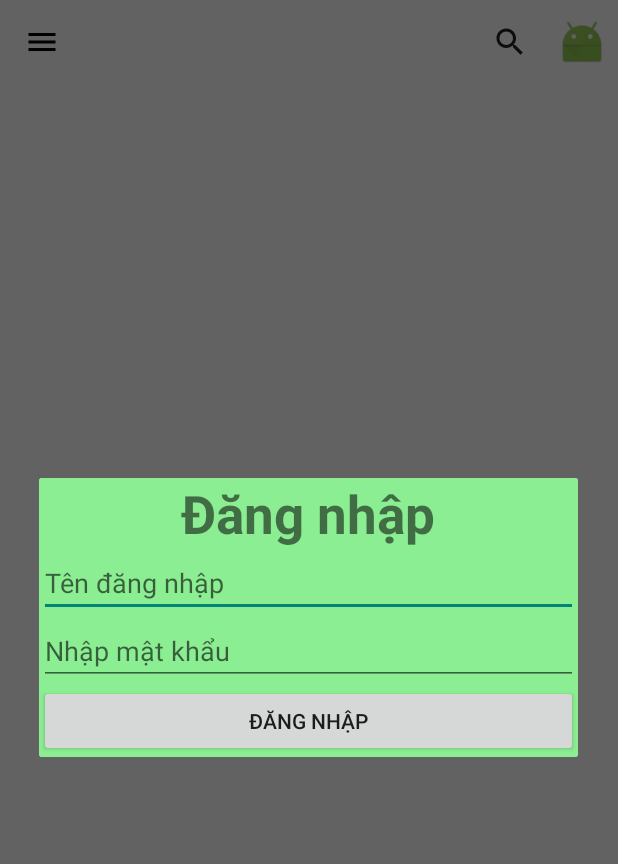
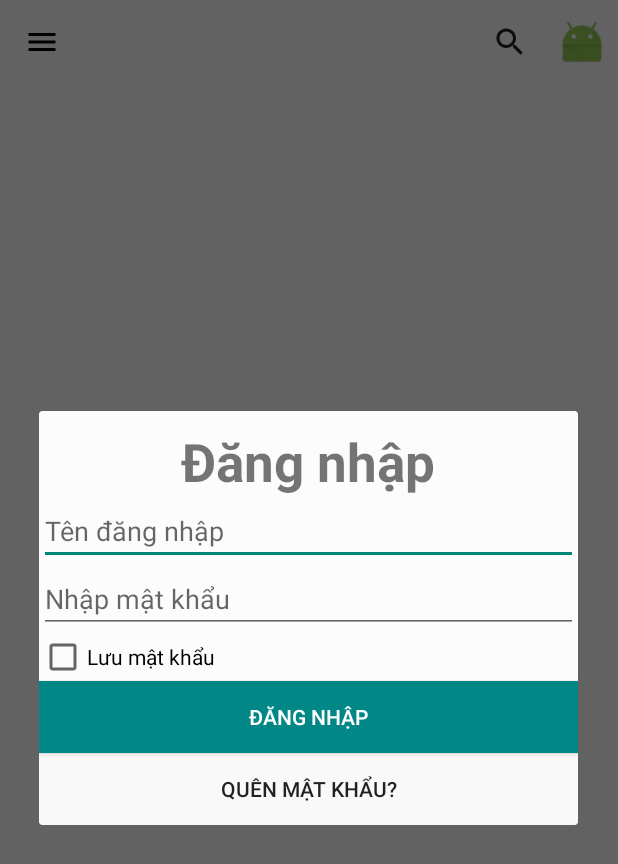
Before and after one commit to DucSine/COTS, an Android app: the screen it shows after launch (MainActivity), after a tap on "avatar", on a phone screen of 412 x 824 dp. Shown: the top 864 px of the screen. Run offline under Robolectric (Android 15) with nearby library versions, the phone set to English and light mode, and no system bars; our stand-ins replace Volley; 2 other taps on this screen came first.

Commit message:
Chỉnh login

```diff
--- a/app/src/main/res/layout/dialog_login.xml
+++ b/app/src/main/res/layout/dialog_login.xml
@@ -1,9 +1,11 @@
 <?xml version="1.0" encoding="utf-8"?>
 <LinearLayout xmlns:android="http://schemas.android.com/apk/res/android"
+    xmlns:app="http://schemas.android.com/apk/res-auto"
     android:layout_width="match_parent"
     android:layout_height="match_parent"
-    android:background="#8CEE93"
-    android:orientation="vertical">
+    android:background="@color/cardview_shadow_end_color"
+    android:orientation="vertical"
+    >
 
     <LinearLayout
         android:layout_width="match_parent"
@@ -16,6 +18,7 @@
             android:layout_height="wrap_content"
             android:text="@string/txt_dialog_title"
             android:textAlignment="center"
+            android:layout_marginTop="10dp"
             android:textSize="16pt"
             android:textStyle="bold" />
 
@@ -28,6 +31,8 @@
         android:autofillHints=""
         android:ems="10"
         android:hint="@string/hint_edt_dialog_username"
+        android:textColor="@color/teal_700"
+
         android:inputType="textPersonName" />
 
     <EditText
@@ -36,13 +41,30 @@
         android:layout_height="wrap_content"
         android:autofillHints=""
         android:ems="10"
+        android:textColor="@color/teal_700"
         android:hint="@string/hint_edt_dialog_password"
         android:inputType="textPassword" />
+
+    <CheckBox
+            android:id="@+id/cb_dialog_savepassword"
+            android:layout_width="match_parent"
+            android:layout_height="wrap_content"
+            android:text="Lưu mật khẩu" />
+
 
     <Button
         android:id="@+id/btn_dialog_login"
         android:layout_width="match_parent"
         android:layout_height="wrap_content"
+        android:textColor="@color/white"
+        android:background="@color/teal_700"
         android:text="@string/btn_dialog_login" />
 
+    <Button
+        android:id="@+id/button"
+        android:layout_width="match_parent"
+        android:layout_height="wrap_content"
+        android:background="@color/cardview_shadow_end_color"
+        android:text="Quên mật khẩu?" />
+
 </LinearLayout>
```
Also changed, not shown: app/src/main/fb_login-playstore.png (added).
